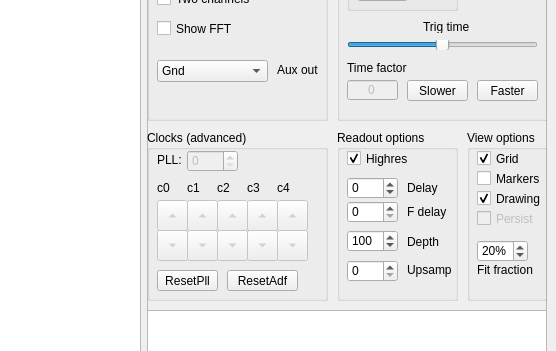
drandyhaas/HaasoscopePro, file software/HaasoscopePro.ui: the form before one commit; both pictures show x 665 to 1221 and y 298 to 649 of the 1221 by 800 pixel window.
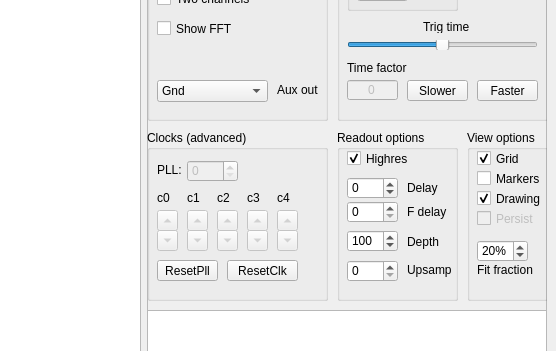
The form after the commit. Custom widgets are drawn as their Qt base class.

Commit message: Organize a little, QPushbutton

The edit to the form file:
```diff
--- a/software/HaasoscopePro.ui
+++ b/software/HaasoscopePro.ui
@@ -1416,7 +1416,7 @@
         <property name="geometry">
          <rect>
           <x>130</x>
-          <y>330</y>
+          <y>350</y>
           <width>47</width>
           <height>20</height>
          </rect>
@@ -1434,7 +1434,7 @@
         <property name="geometry">
          <rect>
           <x>10</x>
-          <y>330</y>
+          <y>350</y>
           <width>111</width>
           <height>22</height>
          </rect>
@@ -1495,8 +1495,8 @@
          <rect>
           <x>10</x>
           <y>100</y>
-          <width>31</width>
-          <height>31</height>
+          <width>21</width>
+          <height>21</height>
          </rect>
         </property>
         <property name="font">
@@ -1518,9 +1518,9 @@
         <property name="geometry">
          <rect>
           <x>10</x>
-          <y>70</y>
-          <width>31</width>
-          <height>31</height>
+          <y>80</y>
+          <width>21</width>
+          <height>21</height>
          </rect>
         </property>
         <property name="font">
@@ -1539,7 +1539,7 @@
         <property name="geometry">
          <rect>
           <x>10</x>
-          <y>50</y>
+          <y>60</y>
           <width>31</width>
           <height>16</height>
          </rect>
@@ -1560,9 +1560,9 @@
         <property name="geometry">
          <rect>
           <x>100</x>
-          <y>70</y>
-          <width>31</width>
-          <height>31</height>
+          <y>80</y>
+          <width>21</width>
+          <height>21</height>
          </rect>
         </property>
         <property name="font">
@@ -1581,7 +1581,7 @@
         <property name="geometry">
          <rect>
           <x>100</x>
-          <y>50</y>
+          <y>60</y>
           <width>31</width>
           <height>16</height>
          </rect>
@@ -1603,8 +1603,8 @@
          <rect>
           <x>100</x>
           <y>100</y>
-          <width>31</width>
-          <height>31</height>
+          <width>21</width>
+          <height>21</height>
          </rect>
         </property>
         <property name="font">
@@ -1623,7 +1623,7 @@
         <property name="geometry">
          <rect>
           <x>130</x>
-          <y>50</y>
+          <y>60</y>
           <width>31</width>
           <height>16</height>
          </rect>
@@ -1644,9 +1644,9 @@
         <property name="geometry">
          <rect>
           <x>130</x>
-          <y>70</y>
-          <width>31</width>
-          <height>31</height>
+          <y>80</y>
+          <width>21</width>
+          <height>21</height>
          </rect>
         </property>
         <property name="font">
@@ -1669,8 +1669,8 @@
          <rect>
           <x>130</x>
           <y>100</y>
-          <width>31</width>
-          <height>31</height>
+          <width>21</width>
+          <height>21</height>
          </rect>
         </property>
         <property name="font">
@@ -1692,7 +1692,7 @@
         <property name="geometry">
          <rect>
           <x>40</x>
-          <y>20</y>
+          <y>30</y>
           <width>51</width>
           <height>22</height>
          </rect>
@@ -1716,7 +1716,7 @@
         <property name="geometry">
          <rect>
           <x>10</x>
-          <y>20</y>
+          <y>30</y>
           <width>41</width>
           <height>20</height>
          </rect>
@@ -1737,9 +1737,9 @@
         <property name="geometry">
          <rect>
           <x>70</x>
-          <y>70</y>
-          <width>31</width>
-          <height>31</height>
+          <y>80</y>
+          <width>21</width>
+          <height>21</height>
          </rect>
         </property>
         <property name="font">
@@ -1761,9 +1761,9 @@
         <property name="geometry">
          <rect>
           <x>40</x>
-          <y>70</y>
-          <width>31</width>
-          <height>31</height>
+          <y>80</y>
+          <width>21</width>
+          <height>21</height>
          </rect>
         </property>
         <property name="font">
@@ -1786,8 +1786,8 @@
          <rect>
           <x>70</x>
           <y>100</y>
-          <width>31</width>
-          <height>31</height>
+          <width>21</width>
+          <height>21</height>
          </rect>
         </property>
         <property name="font">
@@ -1810,8 +1810,8 @@
          <rect>
           <x>40</x>
           <y>100</y>
-          <width>31</width>
-          <height>31</height>
+          <width>21</width>
+          <height>21</height>
          </rect>
         </property>
         <property name="font">
@@ -1830,7 +1830,7 @@
         <property name="geometry">
          <rect>
           <x>40</x>
-          <y>50</y>
+          <y>60</y>
           <width>31</width>
           <height>16</height>
          </rect>
@@ -1848,7 +1848,7 @@
         <property name="geometry">
          <rect>
           <x>70</x>
-          <y>50</y>
+          <y>60</y>
           <width>31</width>
           <height>16</height>
          </rect>
@@ -1862,11 +1862,11 @@
          <string>c2</string>
         </property>
        </widget>
-       <widget class="QToolButton" name="pllresetButton">
+       <widget class="QPushButton" name="pllresetButton">
         <property name="geometry">
          <rect>
           <x>10</x>
-          <y>140</y>
+          <y>130</y>
           <width>61</width>
           <height>21</height>
          </rect>
@@ -1879,15 +1879,12 @@
         <property name="text">
          <string>ResetPll</string>
         </property>
-        <property name="arrowType">
-         <enum>Qt::NoArrow</enum>
-        </property>
        </widget>
-       <widget class="QToolButton" name="adfresetButton">
+       <widget class="QPushButton" name="adfresetButton">
         <property name="geometry">
          <rect>
           <x>80</x>
-          <y>140</y>
+          <y>130</y>
           <width>71</width>
           <height>21</height>
          </rect>
@@ -1898,10 +1895,7 @@
          </font>
         </property>
         <property name="text">
-         <string>ResetAdf</string>
-        </property>
-        <property name="arrowType">
-         <enum>Qt::NoArrow</enum>
+         <string>ResetClk</string>
         </property>
        </widget>
       </widget>
```
